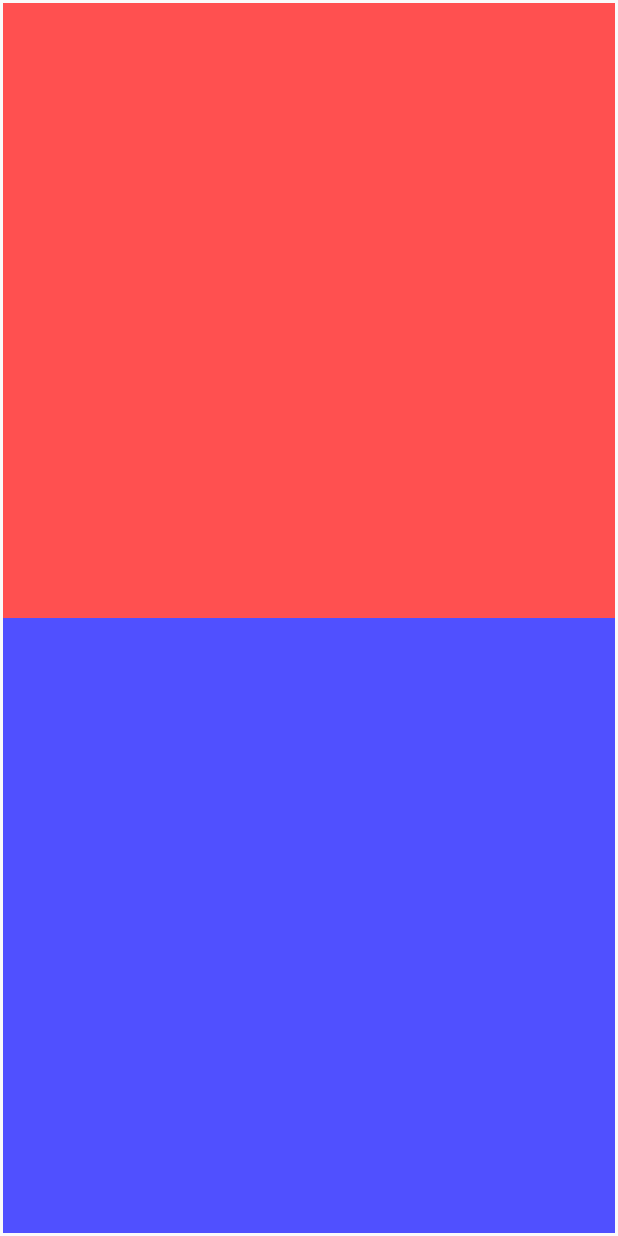
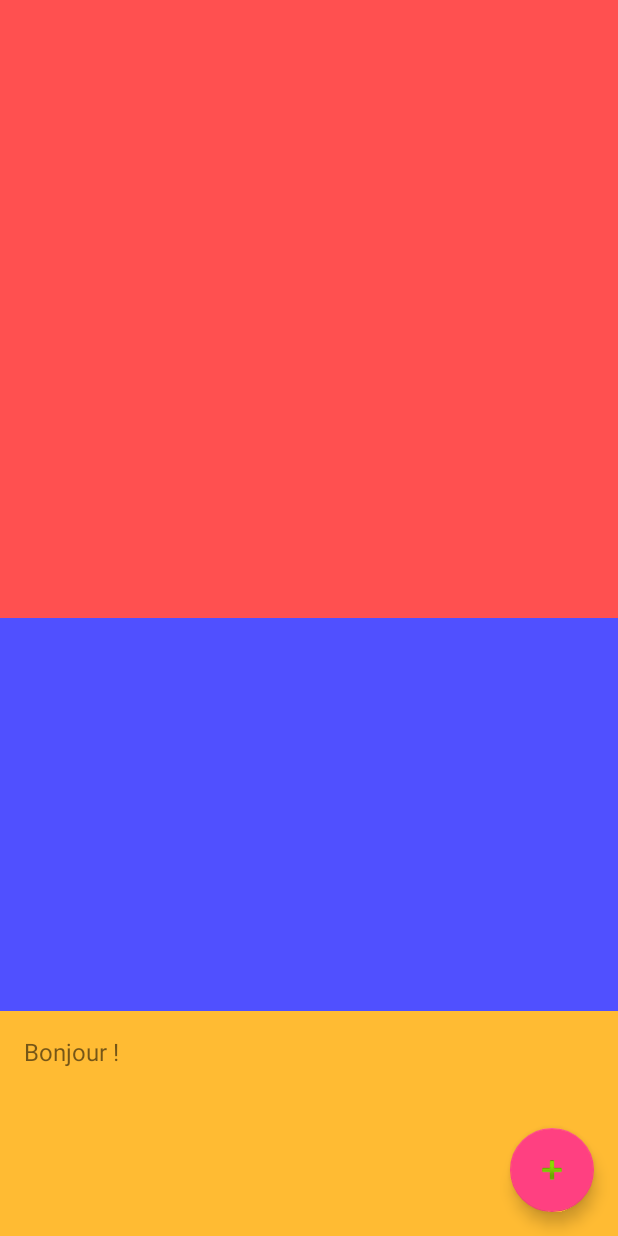
Before and after one commit to Minimata/AndroidProject, an Android app: the layout activity_main.xml on its own in the app's theme, with its tools: preview values and no code run, on a phone screen of 412 x 824 dp. Run offline under Robolectric (Android 15) with nearby library versions, the phone set to English and light mode, and no system bars.

Commit message:
Begun creating a BottomSheetBehaviour for setting new Alarms

```diff
--- a/GeoSys/app/build.gradle
+++ b/GeoSys/app/build.gradle
@@ -27,5 +27,6 @@ dependencies {
     compile 'com.android.support:appcompat-v7:24.2.1'
     compile 'com.android.support:support-v4:24.2.1'
     compile 'com.android.support:recyclerview-v7:24.2.1'
+    compile 'com.android.support:design:24.2.1'
     testCompile 'junit:junit:4.12'
 }
--- a/GeoSys/app/src/main/res/layout/activity_main.xml
+++ b/GeoSys/app/src/main/res/layout/activity_main.xml
@@ -1,16 +1,29 @@
 <?xml version="1.0" encoding="utf-8"?>
+<android.support.design.widget.CoordinatorLayout xmlns:android="http://schemas.android.com/apk/res/android"
+    xmlns:app="http://schemas.android.com/apk/res-auto"
+    android:id="@+id/main_content"
+    android:layout_width="match_parent"
+    android:layout_height="match_parent"
+    android:fitsSystemWindows="true">
+
+    <!--<ScrollView-->
+        <!--android:layout_width="match_parent"-->
+        <!--android:layout_height="match_parent"-->
+        <!--app:layout_behavior="@string/appbar_scrolling_view_behavior">-->
+
         <LinearLayout xmlns:android="http://schemas.android.com/apk/res/android"
+            xmlns:app="http://schemas.android.com/apk/res-auto"
             xmlns:tools="http://schemas.android.com/tools"
             android:id="@+id/activity_main"
             android:layout_width="match_parent"
             android:layout_height="match_parent"
             android:orientation="vertical"
-    android:paddingBottom="@dimen/activity_vertical_margin"
-    android:paddingLeft="@dimen/activity_horizontal_margin"
-    android:paddingRight="@dimen/activity_horizontal_margin"
-    android:paddingTop="@dimen/activity_vertical_margin"
             android:weightSum="2"
             tools:context="minimata.geosys.MainActivity">
+            <!--android:paddingBottom="@dimen/activity_vertical_margin"-->
+            <!--android:paddingLeft="@dimen/activity_horizontal_margin"-->
+            <!--android:paddingRight="@dimen/activity_horizontal_margin"-->
+            <!--android:paddingTop="@dimen/activity_vertical_margin"-->
 
             <LinearLayout
                 android:layout_width="match_parent"
@@ -36,4 +49,34 @@
                     android:layout_width="match_parent"
                     android:layout_height="match_parent" />
             </LinearLayout>
+
         </LinearLayout>
+
+     <!--</ScrollView>-->
+
+    <android.support.v4.widget.NestedScrollView
+        android:id="@+id/bottom_sheet"
+        android:layout_width="match_parent"
+        android:layout_height="150dp"
+        android:background="@android:color/holo_orange_light"
+        android:clipToPadding="true"
+        app:layout_behavior="android.support.design.widget.BottomSheetBehavior">
+
+        <TextView
+            android:layout_width="match_parent"
+            android:layout_height="match_parent"
+            android:padding="16dp"
+            android:text="Bonjour !"
+            android:textSize="16sp" />
+
+    </android.support.v4.widget.NestedScrollView>
+
+    <android.support.design.widget.FloatingActionButton
+        android:id="@+id/fab"
+        android:layout_width="wrap_content"
+        android:layout_height="wrap_content"
+        android:layout_gravity="bottom|end"
+        android:layout_margin="16dp"
+        app:srcCompat="@android:drawable/ic_input_add" />
+
+</android.support.design.widget.CoordinatorLayout>
```
Also changed, not shown: GeoSys/app/src/main/java/minimata/geosys/MainActivity.java (+56 -9 lines). Lines whose indentation alone changed are shown as unchanged.
